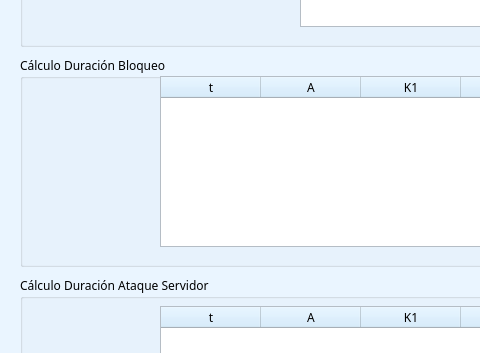
First picture: the form in Pantallas/pantallaRK.ui, repository Nemo-sop/TeoriaDeColasSimulacion, before the edit; both pictures show x 0 to 480 and y 234 to 587 of the 1200 by 773 pixel window.
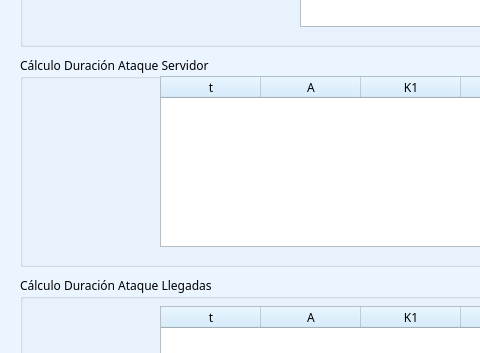
Second picture: the form after the edit. Icons and pictures are not drawn.

Commit message: arreglada pantalla

```diff
--- a/Pantallas/pantallaRK.ui
+++ b/Pantallas/pantallaRK.ui
@@ -160,6 +160,15 @@
        </color>
       </brush>
      </colorrole>
+     <colorrole role="PlaceholderText">
+      <brush brushstyle="NoBrush">
+       <color alpha="128">
+        <red>0</red>
+        <green>0</green>
+        <blue>0</blue>
+       </color>
+      </brush>
+     </colorrole>
     </active>
     <inactive>
      <colorrole role="WindowText">
@@ -297,6 +306,15 @@
        </color>
       </brush>
      </colorrole>
+     <colorrole role="PlaceholderText">
+      <brush brushstyle="NoBrush">
+       <color alpha="128">
+        <red>0</red>
+        <green>0</green>
+        <blue>0</blue>
+       </color>
+      </brush>
+     </colorrole>
     </inactive>
     <disabled>
      <colorrole role="WindowText">
@@ -434,6 +452,15 @@
        </color>
       </brush>
      </colorrole>
+     <colorrole role="PlaceholderText">
+      <brush brushstyle="NoBrush">
+       <color alpha="128">
+        <red>0</red>
+        <green>0</green>
+        <blue>0</blue>
+       </color>
+      </brush>
+     </colorrole>
     </disabled>
    </palette>
   </property>
@@ -584,7 +611,7 @@
      </font>
     </property>
     <property name="title">
-     <string>Cálculo Duración Bloqueo</string>
+     <string>Cálculo Duración Ataque Servidor</string>
     </property>
     <widget class="QTableWidget" name="tblDuracionBloqueo">
      <property name="geometry">
@@ -653,7 +680,7 @@
      </font>
     </property>
     <property name="title">
-     <string>Cálculo Duración Ataque Servidor</string>
+     <string>Cálculo Duración Ataque Llegadas</string>
     </property>
     <widget class="QTableWidget" name="tblDuracionAtaqueServ">
      <property name="geometry">
```
The commit also changes 1 other file.
